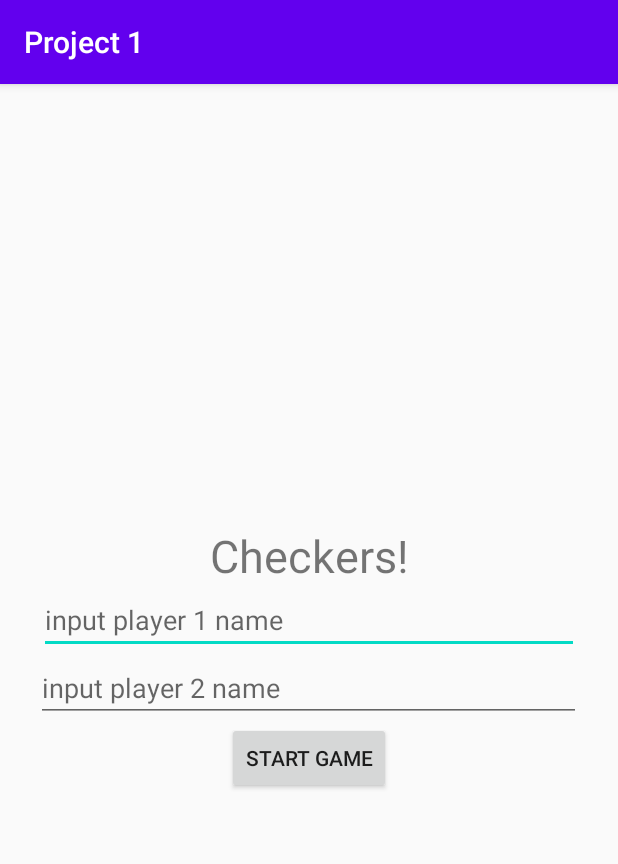
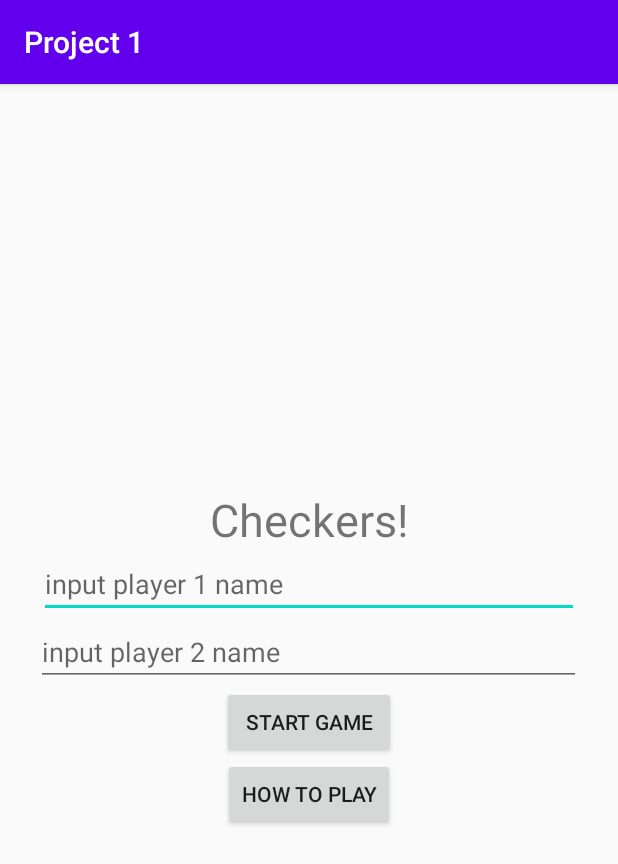
Before and after one commit to dmhefty/CheckersApp, an Android app: the screen it shows after launch (MainActivity), on a phone screen of 412 x 824 dp. Shown: the top 864 px of the screen. Run offline under Robolectric (Android 15) with nearby library versions, the phone set to English and light mode, and no system bars.

```diff
--- a/app/src/main/res/layout/activity_main.xml
+++ b/app/src/main/res/layout/activity_main.xml
@@ -55,7 +55,16 @@
             android:layout_width="wrap_content"
             android:layout_height="wrap_content"
             android:onClick="onStartCheckersActivity"
+            android:paddingLeft="15dp"
+            android:paddingRight="15dp"
             android:text="@string/start_game" />
+
+        <Button
+            android:id="@+id/button4"
+            android:layout_width="wrap_content"
+            android:layout_height="wrap_content"
+            android:onClick="HowToPlay"
+            android:text="@string/how_to_play" />
     </LinearLayout>
 
 </androidx.constraintlayout.widget.ConstraintLayout>
--- a/app/src/main/res/values/strings.xml
+++ b/app/src/main/res/values/strings.xml
@@ -13,4 +13,7 @@
     <string name="completed_puzzle"> wins the game</string>
     <string name="forfeit_message">Your Opponent Has Conceded The Match!</string>
     <string name="ng">New Game</string>
+    <string name="how_to_play">How To Play</string>
+    <string name="explanation">Checkers is a game played by two opponents, on opposite sides of the gameboard. One player has the dark pieces; the other has the light pieces. Players alternate turns. A player may not move an opposing piece. A move consists of moving a piece diagonally to an adjacent unoccupied square. If the adjacent square contains an opposing piece, and the square immediately beyond it is vacant, the piece may be captured (and removed from the game) by jumping over it.
+        Only the dark squares of the checkered board are used. A piece may move only diagonally into an unoccupied square. When presented, capturing is mandatory in most official rules, although some rule variations make capturing optional. In almost all variants, the player without pieces remaining, or who cannot move due to being blocked, loses the game.</string>
 </resources>
```
Also changed, not shown: app/src/main/java/edu/msu/hagopi10/project1/MainActivity.java (+16 -0 lines).
